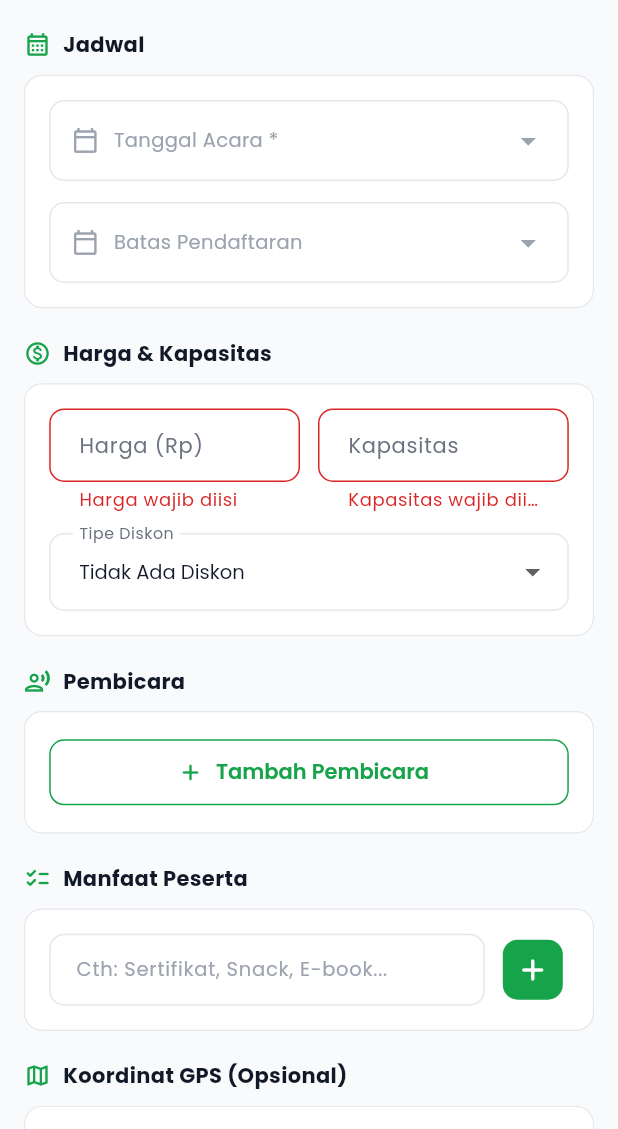
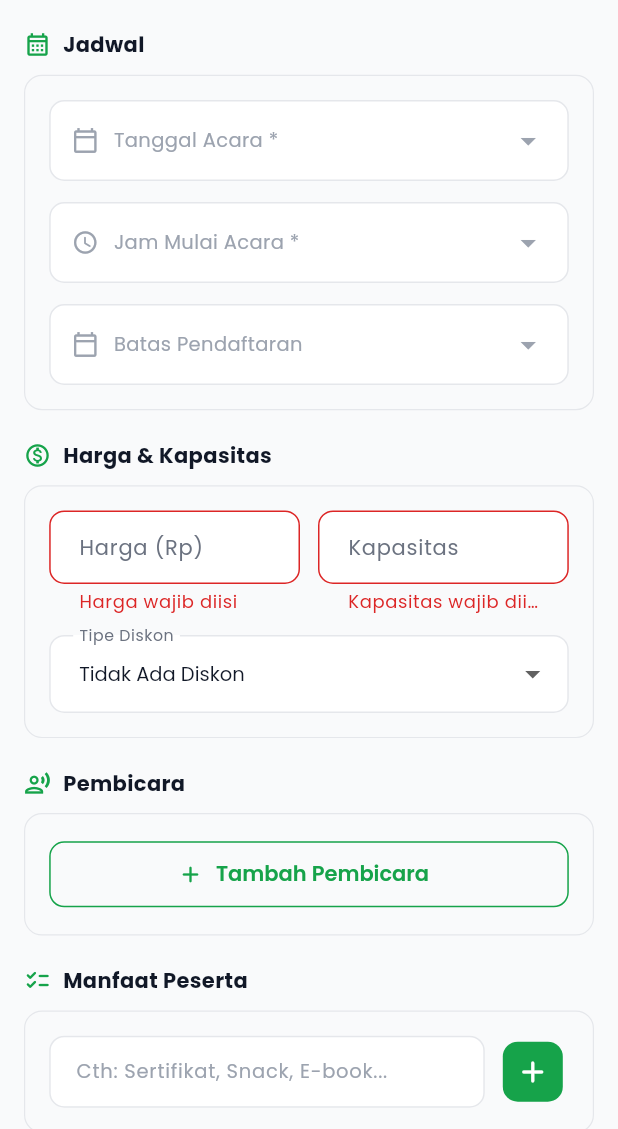
Before and after one commit to Fachriza240/mobile_eduliving, a Flutter app: the ProviderActivityFormScreen screen opened directly, scrolled down 576 dp, after a tap on "Simpan", on a phone screen of 412 x 824 dp, the part 107-1236 px from its top. Run offline on Flutter 3.47's test engine with Material 3 defaults, Android fonts, the phone set to English and light mode, and no system bars; our stand-ins replace cached_network_image, dio, image_picker, shared_preferences; accounts and stored records are empty; network calls fail; statements that could not run were skipped.

Commit message:
progress melanjutkan

```diff
--- a/lib/features/provider/models/provider_models.dart
+++ b/lib/features/provider/models/provider_models.dart
@@ -264,6 +264,19 @@ class ProviderResidenceModel {
   String get mainImage => images.isNotEmpty ? images.first : '';
   bool get hasDiscount => discountType != null && (discountValue ?? 0) > 0;
 
+  String get rentalPeriodShort {
+    switch (rentalPeriod) {
+      case 'monthly':
+        return 'bln';
+      case 'yearly':
+        return 'thn';
+      case 'daily':
+        return 'hari';
+      default:
+        return 'bln';
+    }
+  }
+
   static List<String> _toList(dynamic v) {
     if (v == null) return [];
     if (v is List) return v.map((e) => e.toString()).toList();
@@ -428,6 +441,9 @@ class ProviderMarketplaceProductModel {
   final int? categoryId;
   final int ordersCount;
   final DateTime createdAt;
+  final List<String> pickupMethods; // cod | delivery | pickup
+  final String? pickupAddress;
+
 
   ProviderMarketplaceProductModel({
     required this.id,
@@ -445,6 +461,8 @@ class ProviderMarketplaceProductModel {
     this.categoryId,
     required this.ordersCount,
     required this.createdAt,
+    this.pickupMethods = const [],
+    this.pickupAddress,
   });
 
   String get firstImage => images.isNotEmpty ? images.first : '';
@@ -468,6 +486,7 @@ class ProviderMarketplaceProductModel {
       categoryId     : json['category_id'],
       ordersCount    : json['orders_count'] ?? json['transactions_count'] ?? 0,
       createdAt      : _parseDate(json['created_at']) ?? DateTime.now(),
+      pickupMethods  : _toList(json['pickup_methods']),
     );
   }
 
@@ -518,7 +537,7 @@ class ProviderMarketplaceOrderModel {
     required this.buyerPhone,
     required this.buyerAddress,
     required this.pickupMethod,
-    this.pickupAddress,
+    required this.pickupAddress,
     this.pickupNotes,
     required this.paymentMethod,
     this.paymentProofUrl,
--- a/lib/features/provider/screens/activity/provider_activity_form_screen.dart
+++ b/lib/features/provider/screens/activity/provider_activity_form_screen.dart
@@ -43,6 +43,7 @@ class _ProviderActivityFormScreenState
 
   // ── State ─────────────────────────────────────────────
   DateTime? _eventDate;
+  TimeOfDay? _eventTime;
   DateTime? _registrationDeadline;
   String _discountType = '';
   int? _categoryId;
@@ -82,8 +83,15 @@ class _ProviderActivityFormScreenState
     _latCtrl.text       = (a.latitude ?? '').toString();
     _lngCtrl.text       = (a.longitude ?? '').toString();
     _categoryId         = a.categoryId;
-    _eventDate          = a.eventDate;
-    _registrationDeadline = a.registrationDeadline;
+    if (a.eventDate != null) {
+    final localEvent = a.eventDate!.toLocal();
+    _eventDate = DateTime(localEvent.year, localEvent.month, localEvent.day);
+    _eventTime = TimeOfDay(hour: localEvent.hour, minute: localEvent.minute);
+    }
+    if (a.registrationDeadline != null) {
+      final localDeadline = a.registrationDeadline!.toLocal();
+      _registrationDeadline = DateTime(localDeadline.year, localDeadline.month, localDeadline.day);
+    }
     _existingImages     = List.from(a.images);
     _benefits.addAll(a.benefits);
     _speakers.addAll(a.speakers.map((s) => {
@@ -130,6 +138,20 @@ class _ProviderActivityFormScreenState
     if (picked != null) setState(() => _eventDate = picked);
   }
 
+  Future<void> _pickEventTime() async {
+  final picked = await showTimePicker(
+    context: context,
+    initialTime: _eventTime ?? const TimeOfDay(hour: 9, minute: 0),
+    builder: (ctx, child) => Theme(
+      data: Theme.of(ctx).copyWith(
+        colorScheme: const ColorScheme.light(primary: AppColors.activity),
+      ),
+      child: child!,
+    ),
+  );
+  if (picked != null) setState(() => _eventTime = picked);
+}
+
   Future<void> _pickDeadline() async {
     final picked = await showDatePicker(
       context: context,
@@ -146,6 +168,16 @@ class _ProviderActivityFormScreenState
     if (picked != null) setState(() => _registrationDeadline = picked);
   }
 
+  String _combineDateTimeToUtcString(DateTime date, TimeOfDay? time) {
+  final localCombined = DateTime(
+    date.year, date.month, date.day,
+    time?.hour ?? 0, time?.minute ?? 0,
+  );
+  final utc = localCombined.toUtc();
+  String two(int n) => n.toString().padLeft(2, '0');
+  return '${utc.year}-${two(utc.month)}-${two(utc.day)} ${two(utc.hour)}:${two(utc.minute)}:00';
+}
+
 Future<FormData> _buildFormData() async {
   final fields = <MapEntry<String, dynamic>>[
     MapEntry('name',        _nameCtrl.text.trim()),
@@ -155,13 +187,13 @@ class _ProviderActivityFormScreenState
     MapEntry('capacity',    _capacityCtrl.text.trim()),
     if (_categoryId != null) MapEntry('category_id', _categoryId.toString()),
     if (_eventDate != null)
-        MapEntry('event_date', '${_eventDate!.year}-${_eventDate!.month.toString().padLeft(2,'0')}-${_eventDate!.day.toString().padLeft(2,'0')}'),
-      // registration_deadline wajib ada (backend required)
+      MapEntry('event_date', _combineDateTimeToUtcString(_eventDate!, _eventTime)),
     if (_registrationDeadline != null)
-        MapEntry('registration_deadline', '${_registrationDeadline!.year}-${_registrationDeadline!.month.toString().padLeft(2,'0')}-${_registrationDeadline!.day.toString().padLeft(2,'0')}')
+      MapEntry('registration_deadline',
+          _combineDateTimeToUtcString(_registrationDeadline!, const TimeOfDay(hour: 23, minute: 59)))
     else if (_eventDate != null)
-        // fallback: 1 hari sebelum event_date jika belum dipilih
-        MapEntry('registration_deadline', '${_eventDate!.subtract(const Duration(days: 1)).toIso8601String().split('T').first}'),
+      MapEntry('registration_deadline', _combineDateTimeToUtcString(
+          _eventDate!.subtract(const Duration(days: 1)), const TimeOfDay(hour: 23, minute: 59))),
     if (_latCtrl.text.isNotEmpty) MapEntry('latitude', _latCtrl.text.trim()),
     if (_lngCtrl.text.isNotEmpty) MapEntry('longitude', _lngCtrl.text.trim()),
     if (_discountType.isNotEmpty) MapEntry('discount_type', _discountType),
@@ -169,18 +201,14 @@ class _ProviderActivityFormScreenState
       MapEntry('discount_value', _discountValCtrl.text.trim()),
   ];
 
-    // Benefits
   for (int i = 0; i < _benefits.length; i++) {
     fields.add(MapEntry('benefits[$i]', _benefits[i]));
   }
-
-    // Speakers
   for (int i = 0; i < _speakers.length; i++) {
     fields.add(MapEntry('speakers[$i][name]',  _speakers[i]['name'] ?? ''));
     fields.add(MapEntry('speakers[$i][title]', _speakers[i]['title'] ?? ''));
   }
 
-    // Images
   final imageFiles = <MapEntry<String, MultipartFile>>[];
   for (int i = 0; i < _newImages.length; i++) {
     imageFiles.add(MapEntry(
@@ -205,16 +233,22 @@ class _ProviderActivityFormScreenState
     _snack('Tanggal acara wajib dipilih.', isError: true);
     return;
   }
+  if (_eventTime == null) {
+    _snack('Jam mulai acara wajib dipilih.', isError: true);
+    return;
+  }
   if (_registrationDeadline == null) {
     _snack('Batas pendaftaran wajib dipilih.', isError: true);
     return;
   }
-    if (!_registrationDeadline!.isBefore(_eventDate!)) {
+  final eventDateTime = DateTime(_eventDate!.year, _eventDate!.month, _eventDate!.day, _eventTime!.hour, _eventTime!.minute);
+  final deadlineDateTime = DateTime(_registrationDeadline!.year, _registrationDeadline!.month, _registrationDeadline!.day, 23, 59);
+  if (!deadlineDateTime.isBefore(eventDateTime)) {
     _snack('Batas pendaftaran harus sebelum tanggal acara.', isError: true);
     return;
   }
-    if (!_eventDate!.isAfter(DateTime.now())) {
-      _snack('Tanggal acara harus setelah hari ini.', isError: true);
+  if (!eventDateTime.isAfter(DateTime.now())) {
+    _snack('Tanggal & jam acara harus setelah sekarang.', isError: true);
     return;
   }
 
@@ -401,6 +435,12 @@ class _ProviderActivityFormScreenState
                       label: 'Tanggal Acara *',
                       value: _eventDate,
                       onTap: _pickEventDate,
+                    ),
+                    const SizedBox(height: 14),
+                    _timePicker(
+                      label: 'Jam Mulai Acara *',
+                      value: _eventTime,
+                      onTap: _pickEventTime,
                     ),
                     const SizedBox(height: 14),
                     _datePicker(
@@ -727,6 +767,39 @@ class _ProviderActivityFormScreenState
     );
   }
 
+  Widget _timePicker({required String label, required TimeOfDay? value, required VoidCallback onTap}) {
+  return GestureDetector(
+    onTap: onTap,
+    child: Container(
+      padding: const EdgeInsets.symmetric(horizontal: 14, vertical: 14),
+      decoration: BoxDecoration(
+        color: AppColors.white,
+        borderRadius: BorderRadius.circular(10),
+        border: Border.all(color: AppColors.border),
+      ),
+      child: Row(
+        children: [
+          Icon(Icons.access_time_rounded, size: 18, color: value != null ? AppColors.activity : AppColors.textHint),
+          const SizedBox(width: 10),
+          Expanded(
+            child: Text(
+              value != null
+                  ? '${value.hour.toString().padLeft(2, '0')}:${value.minute.toString().padLeft(2, '0')} WIB'
+                  : label,
+              style: TextStyle(
+                fontFamily: 'Poppins',
+                fontSize: 13,
+                color: value != null ? AppColors.textPrimary : AppColors.textHint,
+              ),
+            ),
+          ),
+          const Icon(Icons.arrow_drop_down, color: AppColors.textHint),
+        ],
+      ),
+    ),
+  );
+}
+
   Widget _sectionTitle(String title, IconData icon) => Row(
     children: [
       Icon(icon, color: AppColors.activity, size: 18),
@@ -738,7 +811,7 @@ class _ProviderActivityFormScreenState
   Widget _buildCard({required Widget child}) => Container(
     padding: const EdgeInsets.all(16),
     decoration: BoxDecoration(
-      color: AppColors.white,
+      color: AppColors.container,
       borderRadius: BorderRadius.circular(12),
       border: Border.all(color: AppColors.border, width: 0.8),
     ),
--- a/lib/features/provider/screens/residence/provider_residence_list_screen.dart
+++ b/lib/features/provider/screens/residence/provider_residence_list_screen.dart
@@ -19,7 +19,6 @@ class _ProviderResidenceListScreenState extends State<ProviderResidenceListScree
       {'value': null,         'label': 'Semua'},
       {'value': 'kos',        'label': 'Kos'},
       {'value': 'kontrakan',  'label': 'Kontrakan'},
-      {'value': 'rumah_sewa', 'label': 'Rumah Sewa'},
       {'value': 'apartemen',  'label': 'Apartemen'},
     ];
   final _scrollCtrl = ScrollController();
@@ -337,7 +336,7 @@ class _ProviderResidenceCard extends StatelessWidget {
                         crossAxisAlignment: CrossAxisAlignment.start,
                         children: [
                           Text(
-                            formatRupiah(residence.price, suffix: '/bln'),
+                            formatRupiah(residence.price, suffix: '/${residence.rentalPeriodShort}'),
                             style: const TextStyle(
                               fontFamily: 'Poppins',
                               fontSize: 15,
```
Also changed, not shown: lib/features/home/tabs/hunian_tab.dart (+1 -10 lines), lib/features/provider/screens/marketplace/provider_marketplace_form_screen.dart (+362 -1 lines), lib/features/provider/screens/residence/provider_residence_form_screen.dart (+3 -4 lines). Lines whose indentation alone changed are shown as unchanged.
